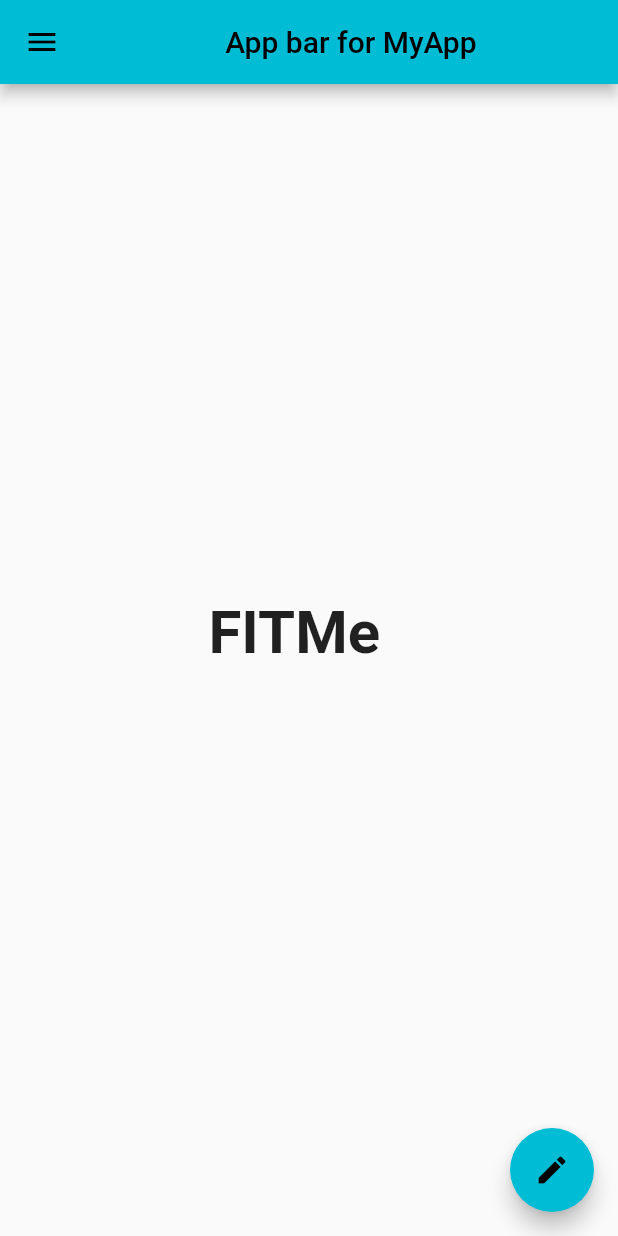
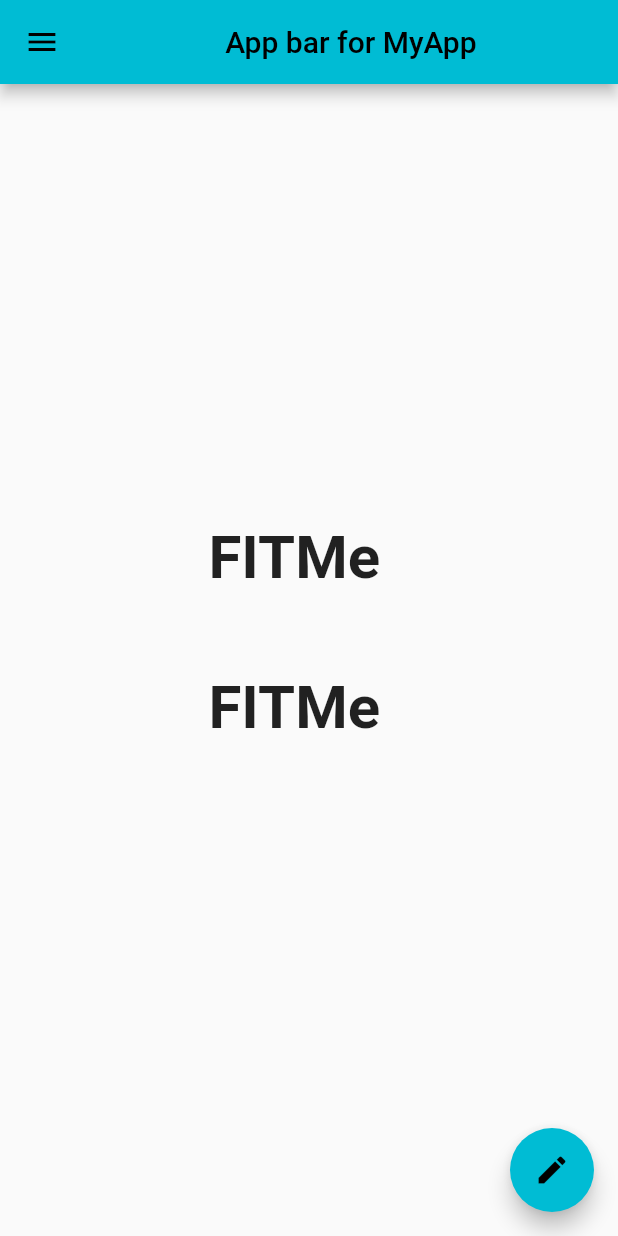
Before and after one commit to dhruvjoshigit-25/FitMe, a Flutter app: the screen it shows after launch, on a phone screen of 412 x 824 dp. Run offline on Flutter 3.47's test engine with Material 2 defaults, Android fonts, the phone set to English and light mode, and no system bars.

Commit message:
Initial change to main.dart

```diff
--- a/fitme/lib/main.dart
+++ b/fitme/lib/main.dart
@@ -28,6 +28,18 @@ class NewHomePage extends StatelessWidget {
             mainAxisAlignment: MainAxisAlignment.center,
             //crossAxisAlignment: CrossAxisAlignment.center,
             children: [
+              Container(
+                padding: const EdgeInsets.all(8),
+
+                width: 150,
+                height: 100,
+                child: Text("FITMe",
+                  style: TextStyle(fontSize: 40,
+                      fontWeight: FontWeight.bold),
+                ),
+
+
+              ),
               Container(
                 padding: const EdgeInsets.all(8),
 
```
